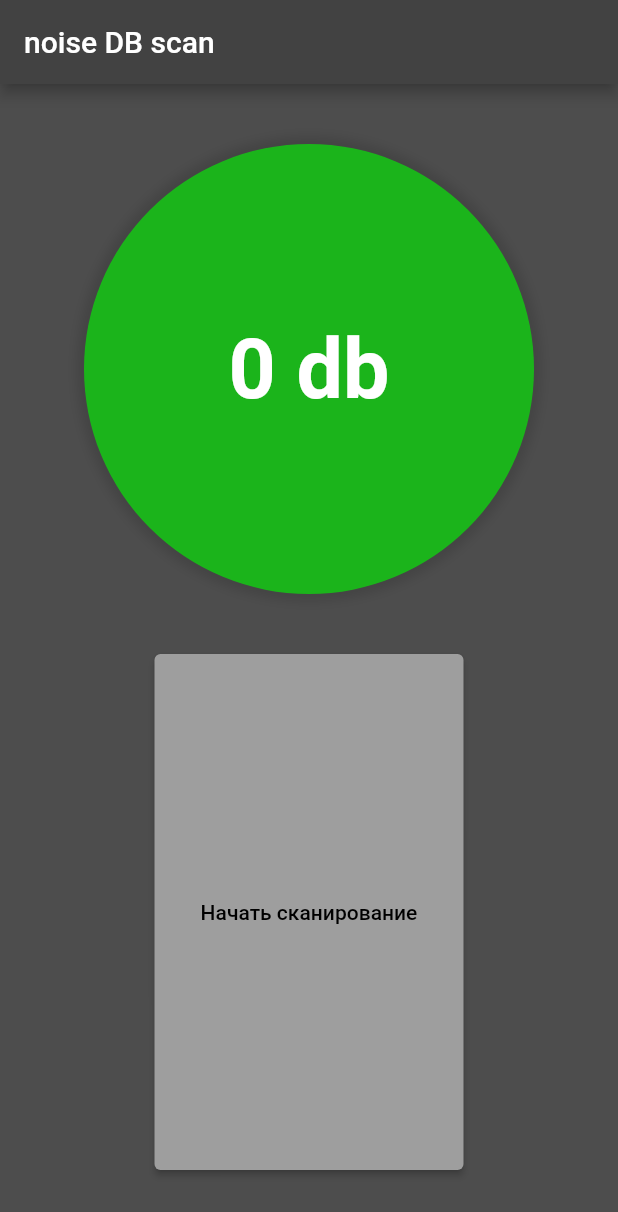
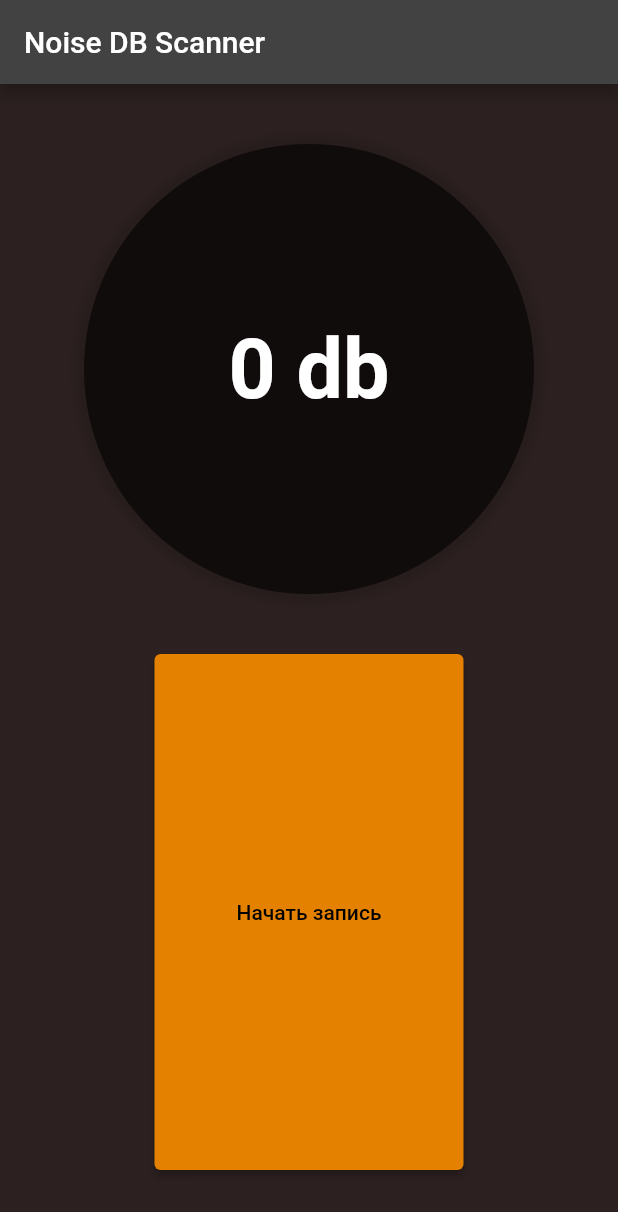
Before and after one commit to alexefimov99/NoiseScan, a Flutter app: the screen it shows after launch, on a phone screen of 412 x 824 dp. Shown: the top 1212 px of the screen. Run offline on Flutter 3.47's test engine with Material 2 defaults, Android fonts, the phone set to English and light mode, and no system bars; missing offline and left inert: noise_meter.

Commit message:
Update main.dart

```diff
--- a/lib/main.dart
+++ b/lib/main.dart
@@ -1,5 +1,4 @@
 import 'dart:async';
-import 'dart:math';
 import 'package:flutter/material.dart';
 import 'package:noise_meter/noise_meter.dart';
 
@@ -13,17 +12,17 @@ class MyApp extends StatelessWidget {
   @override
   Widget build(BuildContext context) {
     return MaterialApp(
-        theme:
-            ThemeData(primarySwatch: Colors.grey, brightness: Brightness.dark),
-        home: const MyHomePage(title: 'noise DB scan'),
+        theme: ThemeData(
+          primarySwatch: Colors.grey,
+          brightness: Brightness.dark,
+        ),
+        home: const MyHomePage(),
         debugShowCheckedModeBanner: false);
   }
 }
 
 class MyHomePage extends StatefulWidget {
-  const MyHomePage({Key? key, required this.title}) : super(key: key);
-
-  final String title;
+  const MyHomePage({Key? key}) : super(key: key);
 
   @override
   State<MyHomePage> createState() => _MyHomePageState();
@@ -31,24 +30,12 @@ class MyHomePage extends StatefulWidget {
 
 class _MyHomePageState extends State<MyHomePage> {
   bool isRecording = false;
-  String textDb = "0 db";
-  String textScanButton = "Начать сканирование";
 
-  int dB = 0;
+  int db = 0;
 
-  int r = 255;
-  int g = 255;
-  final int k = 90;
+  static const int levelMax = 255;
+  static const int maxMicro = 90;
 
-  //////////////////////
-  bool deleteThisBoolean = true;
-  //////////////////////
-
-  int r_ = 0;
-  int g_ = 255;
-
-  // String textButton1 = "Check";
-  // dynamic arr = [0, 0, 0, 0.0];
   StreamSubscription<NoiseReading>? _noiseSubscription;
   late NoiseMeter _noiseMeter;
 
@@ -62,37 +49,24 @@ class _MyHomePageState extends State<MyHomePage> {
     if (isRecording) {
       stopRecorder();
       setState(() {
-        textScanButton = "Продолжить сканирование";
-
         isRecording = false;
       });
     } else {
       start();
       setState(() {
-        textScanButton = "Прекратить сканирование";
-
         isRecording = true;
       });
     }
   }
-
-  void saveValues() {}
 
   void start() async =>
       _noiseSubscription = _noiseMeter.noiseStream.listen(onData);
 
   void onData(NoiseReading noiseReading) {
     setState(() {
-      dB = noiseReading.maxDecibel.toInt();
-
-      int percent = (100 * dB / k).toInt();
-
-      r_ = (r * percent / 100).toInt();
-      g_ = (g - g * percent / 100).toInt();
-
-      textDb = noiseReading.meanDecibel.toStringAsFixed(4) + " db";
+      db = noiseReading.maxDecibel.toInt();
     });
-    debugPrint("NNN: " + textDb);
+    debugPrint(noiseReading.meanDecibel.toStringAsFixed(4));
   }
 
   void onError(Object error) {
@@ -103,6 +77,7 @@ class _MyHomePageState extends State<MyHomePage> {
   }
 
   void stopRecorder() async {
+    db = 0;
     try {
       if (_noiseSubscription != null) {
         _noiseSubscription!.cancel();
@@ -117,68 +92,30 @@ class _MyHomePageState extends State<MyHomePage> {
   }
 
   @override
-// // Widget build(BuildContext context) {
-// //     Scaffold(
-// //         backgroundColor: Color.fromARGB(255, 77, 77, 77),
-// //         appBar: AppBar(
-// //           title: Text(widget.title),
-// //           foregroundColor: Color.fromARGB(255, 255, 255, 255),
-// //         ));
-// //     return Center(
-// //       child: Column(
-// //         mainAxisSize: MainAxisSize.min,
-// //         children: [
-// //           Padding(
-// //             padding: const EdgeInsets.all(40),
-// //             child: Align(
-// //                 alignment: Alignment.topCenter,
-// //                 child: Circle(
-// //                   text: textDb,
-// //                   r: r_,
-// //                   g: g_,
-// //                 )),
-// //           ),
-// //           ElevatedButton(
-// //               onPressed: startOnPause,
-// //               child: Text(textScanButton),
-// //               style: ButtonStyle(
-// //                   backgroundColor: MaterialStateProperty.all<Color>(
-// //                       Color.fromARGB(255, 228, 129, 0)))),
-// //         ],
-// //       ),
-// //     );
-// //   }
-// // }
-
   Widget build(BuildContext context) {
+    String textDb = "$db db";
+    int percent = 100 * db ~/ maxMicro;
+    final Color circleColor = Color.fromARGB(
+      153,
+      levelMax * percent ~/ 100,
+      (levelMax - levelMax * percent) ~/ 100,
+      0,
+    );
     return Scaffold(
-        backgroundColor: Color.fromARGB(255, 77, 77, 77),
-        appBar: AppBar(
-          title: Text(widget.title),
-          foregroundColor: Color.fromARGB(255, 255, 255, 255),
-        ),
-        // body: Builder(builder: (BuildContext context) {
-        //   return TextButton(
-        //       onPressed: startOnPause,
-        //       child: Text(textScanButton),
-        //       // style: ButtonStyle(
-        //       //     backgroundColor: MaterialStateProperty.all<Color>(
-        //       //         Color.fromARGB(255, 228, 129, 0))),
-        //       style: ButtonStyle(
-        //           backgroundColor: MaterialStateProperty.all<Color>(
-        //               Color.fromARGB(255, 255, 153, 0)),
-        //           foregroundColor: MaterialStateProperty.all<Color>(
-        //               Color.fromARGB(255, 0, 0, 0))));
-        // }),
-        body: Column(children: [
+      backgroundColor: const Color.fromARGB(255, 44, 32, 32),
+      appBar: AppBar(
+        title: const Text('Noise DB Scanner'),
+        foregroundColor: const Color.fromARGB(255, 255, 255, 255),
+      ),
+      body: Column(
+        children: [
           Padding(
             padding: const EdgeInsets.all(40),
             child: Align(
               alignment: Alignment.topCenter,
               child: Circle(
                 text: textDb,
-                r: r_,
-                g: g_,
+                color: circleColor,
               ),
             ),
           ),
@@ -189,22 +126,66 @@ class _MyHomePageState extends State<MyHomePage> {
               child: ElevatedButton(
                 onPressed: startOnPause,
                 child: Text(
-                  textScanButton,
+                  isRecording ? "Остановить запись" : "Начать запись",
                   textAlign: TextAlign.center,
+                ),
+                style: ButtonStyle(
+                  backgroundColor: MaterialStateProperty.all<Color>(
+                    const Color.fromARGB(255, 228, 129, 0),
+                  ),
                 ),
               ),
             ),
           ),
-          //   Container(
+        ],
+      ),
+    );
+  }
+}
+
+class Circle extends StatelessWidget {
+  const Circle({
+    Key? key,
+    required this.text,
+    required this.color,
+  }) : super(key: key);
+
+  final String text;
+  final Color color;
+
+  @override
+  Widget build(BuildContext context) {
+    return Container(
+      child: Align(
+          alignment: Alignment.center,
+          child: Text(
+            text,
+            style: const TextStyle(fontWeight: FontWeight.bold, fontSize: 55),
+          )),
+      width: 300.0,
+      height: 300.0,
+      decoration:
+          BoxDecoration(color: color, shape: BoxShape.circle, boxShadow: const [
+        BoxShadow(
+          color: Colors.black12,
+          blurRadius: 5.0,
+          spreadRadius: 5.0,
+          offset: Offset(0, 0),
+        )
+      ]),
+    );
+  }
+}
+
+
+ //   Container(
           //     height: MediaQuery.of(context).size.height - 530.0,
           //     child: Align(
           //         alignment: Alignment.bottomCenter,
           //         child: ElevatedButton(
           //             onPressed: startOnPause,
           //             child: Text(textScanButton),
-          //             style: ButtonStyle(
-          //                 backgroundColor: MaterialStateProperty.all<Color>(
-          //                     Color.fromARGB(255, 228, 129, 0))))),
+          //             style: ,
           //   ),
           //   // Container(
           //   //   height: MediaQuery.of(context).size.height - 465.0,
@@ -217,40 +198,10 @@ class _MyHomePageState extends State<MyHomePage> {
           //   //               backgroundColor: MaterialStateProperty.all<Color>(
           //   //                   Color.fromARGB(255, 14, 172, 0))))),
           //   // )
-        ]));
-  }
-}
 
-class Circle extends StatelessWidget {
-  const Circle({Key? key, required this.text, required this.r, required this.g})
-      : super(key: key);
-
-  final String text;
-  final int r;
-  final int g;
-
-  @override
-  Widget build(BuildContext context) {
-    return Container(
-      child: Align(
-          alignment: Alignment.center,
-          child: Text(
-            text,
-            style: const TextStyle(fontWeight: FontWeight.bold, fontSize: 55),
-          )),
-      width: 300.0,
-      height: 300.0,
-      decoration: BoxDecoration(
-          color: Color.fromARGB(153, r, g, 0),
-          shape: BoxShape.circle,
-          boxShadow: [
-            BoxShadow(
-              color: Colors.black12,
-              blurRadius: 5.0,
-              spreadRadius: 5.0,
-              offset: Offset(0, 0),
-            )
-          ]),
-    );
-  }
-}
+          // ElevatedButton(
+// //               onPressed: startOnPause,
+// //               child: Text(textScanButton),
+// //               style: ButtonStyle(
+// //                   backgroundColor: MaterialStateProperty.all<Color>(
+// //                       Color.fromARGB(255, 228, 129, 0)))),
```
